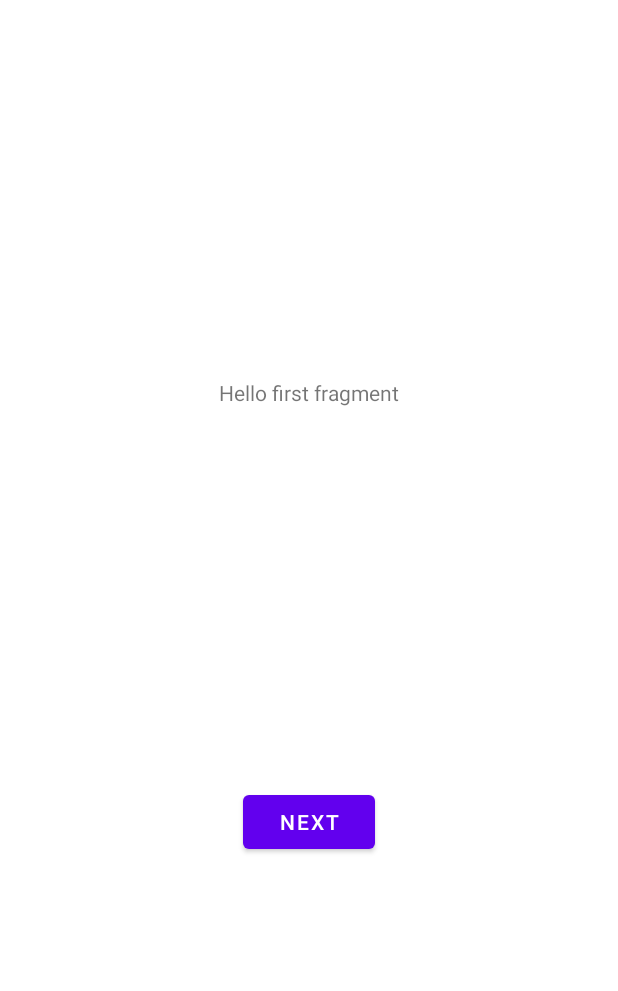
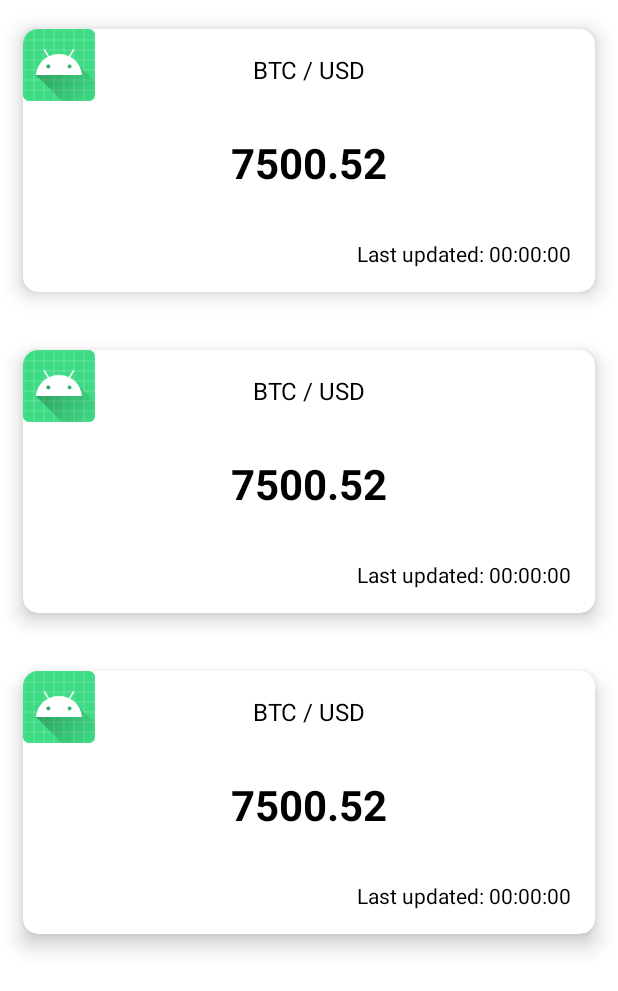
Before and after one commit to MstrSid/GetCrypto, an Android app: the layout fragment_coin_price_list.xml on its own in the app's theme, with its tools: preview values and no code run, on a phone screen of 412 x 824 dp. Shown: the top 991 px of the screen. Run offline under Robolectric (Android 15) with nearby library versions, the phone set to English and light mode, and no system bars.

Commit message:
feat: first template

```diff
--- a/app/src/main/AndroidManifest.xml
+++ b/app/src/main/AndroidManifest.xml
@@ -11,7 +11,7 @@
         android:supportsRtl="true"
         android:theme="@style/Theme.GetCrypto">
         <activity
-            android:name=".MainActivity"
+            android:name=".screens.MainActivity"
             android:exported="true"
             android:label="@string/app_name"
             android:theme="@style/Theme.GetCrypto.NoActionBar">
--- a/app/src/main/java/by/kos/getcrypto/api/ApiFactory.kt
+++ b/app/src/main/java/by/kos/getcrypto/api/ApiFactory.kt
@@ -6,6 +6,7 @@ import retrofit2.converter.gson.GsonConverterFactory
 
 object ApiFactory {
     private const val BASE_URL = "https://min-api.cryptocompare.com/data/"
+    const val BASE_IMAGE_URL = "https://cryptocompare.com"
 
     private val retrofit = Retrofit.Builder()
         .addConverterFactory(GsonConverterFactory.create())
--- a/app/src/main/java/by/kos/getcrypto/pojo/CoinPriceInfo.kt
+++ b/app/src/main/java/by/kos/getcrypto/pojo/CoinPriceInfo.kt
@@ -2,6 +2,8 @@ package by.kos.getcrypto.pojo
 
 import androidx.room.Entity
 import androidx.room.PrimaryKey
+import by.kos.getcrypto.api.ApiFactory.BASE_IMAGE_URL
+import by.kos.getcrypto.utils.convertTimestampToTime
 import com.google.gson.annotations.Expose
 import com.google.gson.annotations.SerializedName
 
@@ -34,7 +36,7 @@ data class CoinPriceInfo(
 
     @SerializedName("LASTUPDATE")
     @Expose
-    val lastUpdate: Int? = null,
+    val lastUpdate: Long? = null,
 
     @SerializedName("LASTVOLUME")
     @Expose
@@ -191,4 +193,13 @@ data class CoinPriceInfo(
     @SerializedName("IMAGEURL")
     @Expose
     val imageUrl: String? = null
-)
+) {
+
+    fun getFormattedTime(): String {
+        return convertTimestampToTime(lastUpdate)
+    }
+
+    fun getFullImageUrl(): String {
+        return BASE_IMAGE_URL + imageUrl
+    }
+}
--- a/app/src/main/java/by/kos/getcrypto/CoinDetailFragment.kt
+++ b/app/src/main/java/by/kos/getcrypto/screens/CoinDetailFragment.kt
@@ -1,4 +1,4 @@
-package by.kos.getcrypto
+package by.kos.getcrypto.screens
 
 import android.os.Bundle
 import androidx.fragment.app.Fragment
@@ -6,6 +6,7 @@ import android.view.LayoutInflater
 import android.view.View
 import android.view.ViewGroup
 import androidx.navigation.fragment.findNavController
+import by.kos.getcrypto.R
 import by.kos.getcrypto.databinding.FragmentCoinDetailBinding
 
 class CoinDetailFragment : Fragment() {
--- a/app/src/main/java/by/kos/getcrypto/CoinPriceListFragment.kt
+++ b/app/src/main/java/by/kos/getcrypto/screens/CoinPriceListFragment.kt
@@ -1,4 +1,4 @@
-package by.kos.getcrypto
+package by.kos.getcrypto.screens
 
 import android.os.Bundle
 import android.util.Log
@@ -8,7 +8,6 @@ import android.view.ViewGroup
 import androidx.fragment.app.Fragment
 import androidx.lifecycle.Observer
 import androidx.lifecycle.ViewModelProvider
-import androidx.navigation.fragment.findNavController
 import by.kos.getcrypto.databinding.FragmentCoinPriceListBinding
 import io.reactivex.rxjava3.disposables.CompositeDisposable
 
@@ -39,9 +38,9 @@ class CoinPriceListFragment : Fragment() {
             Log.d("TEST_LOAD_DATA", "Success: $it")
         })
 
-        binding.buttonFirst.setOnClickListener {
+        /*binding.buttonFirst.setOnClickListener {
             findNavController().navigate(R.id.action_coinPriceListFragment_to_coinDetailFragment)
-        }
+        }*/
     }
 
     override fun onDestroyView() {
--- a/app/src/main/java/by/kos/getcrypto/CoinViewModel.kt
+++ b/app/src/main/java/by/kos/getcrypto/screens/CoinViewModel.kt
@@ -1,4 +1,4 @@
-package by.kos.getcrypto
+package by.kos.getcrypto.screens
 
 import android.app.Application
 import android.util.Log
--- a/app/src/main/java/by/kos/getcrypto/MainActivity.kt
+++ b/app/src/main/java/by/kos/getcrypto/screens/MainActivity.kt
@@ -1,4 +1,4 @@
-package by.kos.getcrypto
+package by.kos.getcrypto.screens
 
 import android.os.Bundle
 import com.google.android.material.snackbar.Snackbar
@@ -9,6 +9,7 @@ import androidx.navigation.ui.navigateUp
 import androidx.navigation.ui.setupActionBarWithNavController
 import android.view.Menu
 import android.view.MenuItem
+import by.kos.getcrypto.R
 import by.kos.getcrypto.databinding.ActivityMainBinding
 
 class MainActivity : AppCompatActivity() {
--- /dev/null
+++ b/app/src/main/java/by/kos/getcrypto/utils/TimeUtils.kt
@@ -0,0 +1,19 @@
+package by.kos.getcrypto.utils
+
+import java.sql.Date
+import java.sql.Time
+import java.sql.Timestamp
+import java.text.SimpleDateFormat
+import java.util.*
+
+fun convertTimestampToTime(timestamp: Long?): String {
+    timestamp?.let {
+        val stamp = Timestamp(it * 1000)
+        val date = Date(stamp.time)
+        val pattern = "HH:mm:ss"
+        val simpleDateFormat = SimpleDateFormat(pattern, Locale.getDefault())
+        simpleDateFormat.timeZone = TimeZone.getDefault()
+        return simpleDateFormat.format(date)
+    }
+    return ""
+}
--- a/app/src/main/res/layout/activity_main.xml
+++ b/app/src/main/res/layout/activity_main.xml
@@ -4,7 +4,7 @@
     xmlns:tools="http://schemas.android.com/tools"
     android:layout_width="match_parent"
     android:layout_height="match_parent"
-    tools:context=".MainActivity">
+    tools:context=".screens.MainActivity">
 
     <com.google.android.material.appbar.AppBarLayout
         android:layout_width="match_parent"
--- a/app/src/main/res/layout/fragment_coin_detail.xml
+++ b/app/src/main/res/layout/fragment_coin_detail.xml
@@ -4,7 +4,7 @@
     xmlns:tools="http://schemas.android.com/tools"
     android:layout_width="match_parent"
     android:layout_height="match_parent"
-    tools:context=".CoinDetailFragment">
+    tools:context=".screens.CoinDetailFragment">
 
     <TextView
         android:id="@+id/textview_second"
--- a/app/src/main/res/layout/fragment_coin_price_list.xml
+++ b/app/src/main/res/layout/fragment_coin_price_list.xml
@@ -4,25 +4,17 @@
     xmlns:tools="http://schemas.android.com/tools"
     android:layout_width="match_parent"
     android:layout_height="match_parent"
-    tools:context=".CoinPriceListFragment">
+    tools:context=".screens.CoinPriceListFragment">
 
-    <TextView
-        android:id="@+id/textview_first"
-        android:layout_width="wrap_content"
-        android:layout_height="wrap_content"
-        android:text="@string/hello_first_fragment"
-        app:layout_constraintBottom_toTopOf="@id/button_first"
-        app:layout_constraintEnd_toEndOf="parent"
-        app:layout_constraintStart_toStartOf="parent"
-        app:layout_constraintTop_toTopOf="parent" />
 
-    <Button
-        android:id="@+id/button_first"
-        android:layout_width="wrap_content"
-        android:layout_height="wrap_content"
-        android:text="@string/next"
+    <androidx.recyclerview.widget.RecyclerView
+        android:id="@+id/rvCoinsPriceList"
+        android:layout_width="match_parent"
+        android:layout_height="0dp"
+        app:layoutManager="androidx.recyclerview.widget.LinearLayoutManager"
         app:layout_constraintBottom_toBottomOf="parent"
         app:layout_constraintEnd_toEndOf="parent"
         app:layout_constraintStart_toStartOf="parent"
-        app:layout_constraintTop_toBottomOf="@id/textview_first" />
+        app:layout_constraintTop_toTopOf="parent"
+        tools:listitem="@layout/item_coin_info" />
 </androidx.constraintlayout.widget.ConstraintLayout>
--- /dev/null
+++ b/app/src/main/res/layout/item_coin_info.xml
@@ -0,0 +1,61 @@
+<?xml version="1.0" encoding="utf-8"?>
+<androidx.cardview.widget.CardView xmlns:android="http://schemas.android.com/apk/res/android"
+    xmlns:app="http://schemas.android.com/apk/res-auto"
+    xmlns:tools="http://schemas.android.com/tools"
+    android:layout_width="match_parent"
+    android:layout_height="wrap_content"
+    android:layout_margin="4dp"
+    app:cardCornerRadius="10dp"
+    app:cardElevation="8dp"
+    app:cardUseCompatPadding="true">
+
+    <androidx.constraintlayout.widget.ConstraintLayout
+        android:layout_width="match_parent"
+        android:layout_height="wrap_content">
+
+        <ImageView
+            android:id="@+id/ivLogoCoin"
+            android:layout_width="48dp"
+            android:layout_height="48dp"
+            app:layout_constraintStart_toStartOf="parent"
+            app:layout_constraintTop_toTopOf="parent"
+            tools:src="@mipmap/ic_launcher" />
+
+        <TextView
+            android:id="@+id/tvSymbols"
+            android:layout_width="wrap_content"
+            android:layout_height="wrap_content"
+            android:padding="16dp"
+            android:textColor="@color/black"
+            android:textSize="16sp"
+            app:layout_constraintEnd_toEndOf="parent"
+            app:layout_constraintStart_toStartOf="parent"
+            app:layout_constraintTop_toTopOf="parent"
+            tools:text="BTC / USD" />
+
+        <TextView
+            android:id="@+id/tvPrice"
+            android:layout_width="wrap_content"
+            android:layout_height="wrap_content"
+            android:padding="16dp"
+            android:textColor="@color/black"
+            android:textSize="28sp"
+            android:textStyle="bold"
+            app:layout_constraintEnd_toEndOf="parent"
+            app:layout_constraintStart_toStartOf="parent"
+            app:layout_constraintTop_toBottomOf="@+id/tvSymbols"
+            tools:text="7500.52" />
+
+        <TextView
+            android:id="@+id/tvRefreshTime"
+            android:layout_width="wrap_content"
+            android:layout_height="wrap_content"
+            android:padding="16dp"
+            android:textColor="@color/black"
+            android:textSize="14sp"
+            app:layout_constraintEnd_toEndOf="parent"
+            app:layout_constraintTop_toBottomOf="@+id/tvPrice"
+            tools:text="Last updated: 00:00:00" />
+
+    </androidx.constraintlayout.widget.ConstraintLayout>
+</androidx.cardview.widget.CardView>
--- a/app/src/main/res/menu/menu_main.xml
+++ b/app/src/main/res/menu/menu_main.xml
@@ -1,7 +1,7 @@
 <menu xmlns:android="http://schemas.android.com/apk/res/android"
     xmlns:app="http://schemas.android.com/apk/res-auto"
     xmlns:tools="http://schemas.android.com/tools"
-    tools:context="by.kos.getcrypto.MainActivity">
+    tools:context="by.kos.getcrypto.screens.MainActivity">
     <item
         android:id="@+id/action_settings"
         android:orderInCategory="100"
--- a/app/src/main/res/navigation/nav_graph.xml
+++ b/app/src/main/res/navigation/nav_graph.xml
@@ -6,7 +6,7 @@
     app:startDestination="@id/coinPriceListFragment">
     <fragment
         android:id="@+id/coinPriceListFragment"
-        android:name="by.kos.getcrypto.CoinPriceListFragment"
+        android:name="by.kos.getcrypto.screens.CoinPriceListFragment"
         android:label="fragment_coin_price_list"
         tools:layout="@layout/fragment_coin_price_list" >
         <action
@@ -17,7 +17,7 @@
     </fragment>
     <fragment
         android:id="@+id/coinDetailFragment"
-        android:name="by.kos.getcrypto.CoinDetailFragment"
+        android:name="by.kos.getcrypto.screens.CoinDetailFragment"
         android:label="fragment_coin_detail"
         tools:layout="@layout/fragment_coin_detail" >
         <action
```
